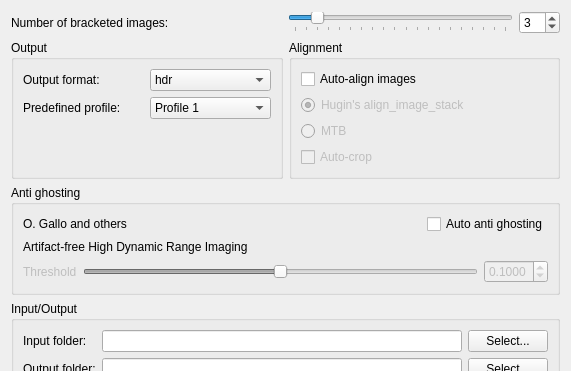
Above: src/BatchHDR/BatchHDRDialog.ui from LuminanceHDR/LuminanceHDR before the change; both pictures show x 0 to 571 and y 0 to 371 of the 571 by 702 pixel window. Below: the same form after it.
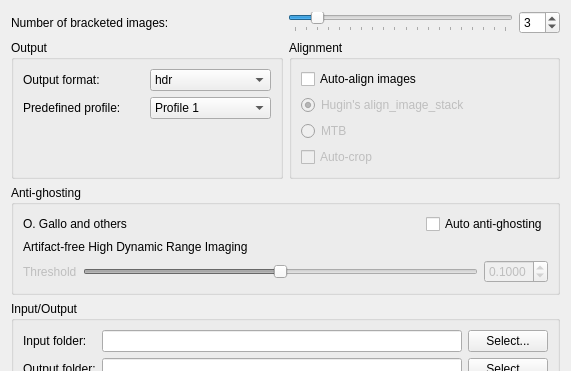
That is the form after the change. Icons and pictures are not drawn.

What changed in the file:
```diff
--- a/src/BatchHDR/BatchHDRDialog.ui
+++ b/src/BatchHDR/BatchHDRDialog.ui
@@ -349,7 +349,7 @@
    <item row="3" column="0" colspan="2">
     <widget class="QGroupBox" name="groupBoxAg">
      <property name="title">
-      <string>Anti ghosting</string>
+      <string>Anti-ghosting</string>
      </property>
      <layout class="QGridLayout" name="gridLayout">
       <item row="1" column="0" colspan="2">
@@ -451,7 +451,7 @@
            <string>&lt;html&gt;&lt;head/&gt;&lt;body&gt;&lt;p&gt;Enable auto anti ghosting algorithm&lt;/p&gt;&lt;/body&gt;&lt;/html&gt;</string>
           </property>
           <property name="text">
-           <string>Auto anti ghosting</string>
+           <string>Auto anti-ghosting</string>
           </property>
          </widget>
         </item>
```
Left out of the diff: 6 changed lines with no effect on the pictures.
